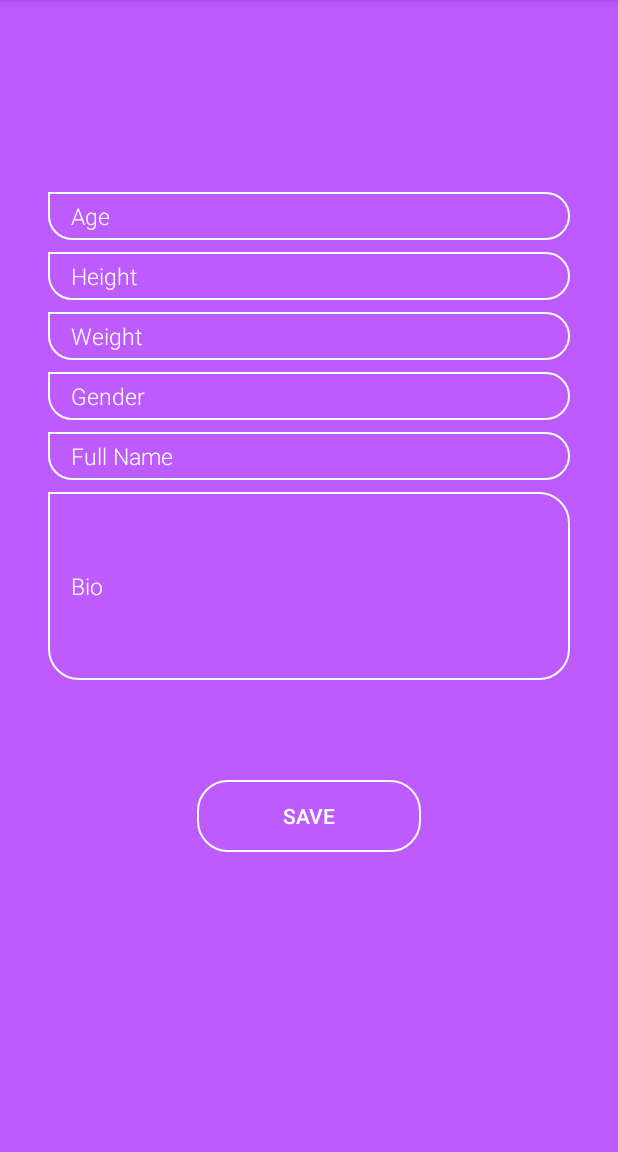
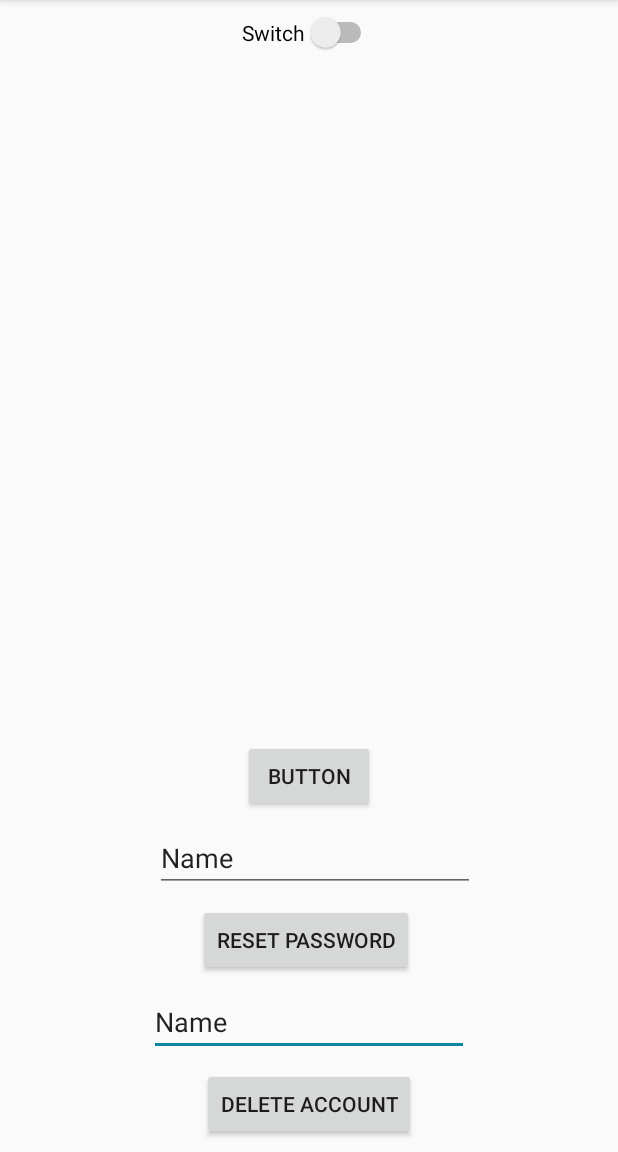
Before and after one commit to forklifters/WorkClout, an Android app: the SetupProfile screen opened directly, with no data from a screen before it, after a tap on "SAVE", on a phone screen of 412 x 824 dp, the part 84-1236 px from its top. Run offline under Robolectric (Android 15) with nearby library versions, the phone set to English and light mode, and no system bars; our stand-ins replace Firebase (no records; nobody signed in at launch, a user with empty details on screens opened directly); 2 statements that could not run were skipped.

Commit message:
profile page and settings page

```diff
--- a/app/build.gradle
+++ b/app/build.gradle
@@ -45,6 +45,8 @@ dependencies {
     androidTestImplementation 'com.android.support.test:runner:1.0.2'
     androidTestImplementation 'com.android.support.test:rules:1.0.2'
     androidTestImplementation 'com.android.support.test.espresso:espresso-core:3.0.2'
+
+
 }
 
 apply plugin: 'com.google.gms.google-services'
--- a/app/src/main/AndroidManifest.xml
+++ b/app/src/main/AndroidManifest.xml
@@ -13,6 +13,10 @@
         android:roundIcon="@mipmap/ic_launcher_round"
         android:supportsRtl="true"
         android:theme="@style/AppTheme">
+        <activity android:name=".CreateYourChallenges"></activity>
+        <activity android:name=".CoachTab" />
+        <activity android:name=".CreateChallenge" />
+        <activity android:name=".Settings" />
         <activity android:name=".ForgotPassword" />
         <activity android:name=".SetupProfile" />
         <activity android:name=".Registration" />
--- a/app/src/main/java/com/example/workclout/Registration.java
+++ b/app/src/main/java/com/example/workclout/Registration.java
@@ -31,7 +31,7 @@ public class Registration extends AppCompatActivity {
     private String emailInput2, passWordInput2, loginType;
     private Button register2;
     private CheckBox coachCheck;
-
+    private DocumentReference setUPRef;
     private FirebaseFirestore mFirestore;
 
 
@@ -86,7 +86,7 @@ public class Registration extends AppCompatActivity {
                     dataToAdd.put("email", emailInput2);
                     dataToAdd.put("password", passWordInput2);
                     dataToAdd.put("username", UId);
-                    dataToAdd.put("full name", null);
+                    dataToAdd.put("Name", null);
                     dataToAdd.put("bio", null);
                     dataToAdd.put("gender", null);
                     dataToAdd.put("age", null );
--- /dev/null
+++ b/app/src/main/java/com/example/workclout/Settings.java
@@ -0,0 +1,183 @@
+package com.example.workclout;
+
+import android.content.Intent;
+import android.support.annotation.NonNull;
+import android.support.v7.app.AppCompatActivity;
+import android.os.Bundle;
+import android.support.v7.app.AppCompatDelegate;
+import android.view.View;
+import android.widget.Button;
+import android.widget.CompoundButton;
+import android.widget.EditText;
+import android.widget.Switch;
+import android.widget.Toast;
+
+import com.google.android.gms.tasks.OnCompleteListener;
+import com.google.android.gms.tasks.OnSuccessListener;
+import com.google.android.gms.tasks.Task;
+import com.google.firebase.firestore.DocumentReference;
+import com.google.firebase.firestore.DocumentSnapshot;
+import com.google.firebase.firestore.FieldValue;
+import com.google.firebase.firestore.FirebaseFirestore;
+
+import java.util.HashMap;
+import java.util.Map;
+
+
+public class Settings extends AppCompatActivity {
+    private String UId, loginType, resetPassWordVal, resetEmailVal;
+    private String databaseBio, databaseName, databaseAge, databasePassword, databaseHeight, databaseWeight, databaseGender;
+    private EditText resetPassWordInput, resetEmailInput;
+    private Button resetPassWord, deleteAccount, resetEmail;
+    private Switch nightmode;
+    private FirebaseFirestore firestoreoreupdate;
+    private DocumentReference setUPRef;
+    private DocumentReference setUPRef2;
+
+    @Override
+    protected void onCreate(Bundle savedInstanceState) {
+        super.onCreate(savedInstanceState);
+        setContentView(R.layout.activity_settings);
+        Bundle getBundle = new Bundle();
+        getBundle = getIntent().getExtras();
+        UId = getBundle.getString("userID");
+        loginType = getBundle.getString("accountType");
+        setUpVairables();
+        Toast.makeText(Settings.this, "Your " + UId, Toast.LENGTH_SHORT).show();
+        Toast.makeText(Settings.this, "Your " + loginType, Toast.LENGTH_SHORT).show();
+        firestoreoreupdate = FirebaseFirestore.getInstance();
+        setUPRef = firestoreoreupdate.collection(loginType).document(UId);
+        //fuck me nothing fucking works
+
+        nightmode.setOnCheckedChangeListener(new CompoundButton.OnCheckedChangeListener() {
+            @Override
+            public void onCheckedChanged(CompoundButton buttonView, boolean isChecked) {
+                if(isChecked)
+                {
+                    getDelegate().setLocalNightMode(AppCompatDelegate.MODE_NIGHT_YES);
+                }
+                else
+                {
+                    getDelegate().setLocalNightMode(AppCompatDelegate.MODE_NIGHT_NO);
+                }
+            }
+        });
+
+        resetEmail.setOnClickListener(new View.OnClickListener() {
+            @Override
+            public void onClick(View v) {
+                setUPRef.get().addOnSuccessListener(new OnSuccessListener<DocumentSnapshot>() {
+                    @Override
+                    public void onSuccess(DocumentSnapshot documentSnapshot) {
+                        if (documentSnapshot.exists()) {
+                            databaseName = documentSnapshot.getString("Name");
+                            databaseBio = documentSnapshot.getString("bio");
+                            databaseGender = documentSnapshot.getString("gender");
+                            databaseAge = documentSnapshot.getString("age");
+                            databaseHeight = documentSnapshot.getString("height");
+                            databaseWeight = documentSnapshot.getString("weight");
+                            databasePassword = documentSnapshot.getString("password");
+
+                        }
+                        else
+                        {
+                            Toast.makeText(Settings.this, "Your fucked", Toast.LENGTH_SHORT).show();
+                        }
+                    }
+                });
+                Map<String, String> dataToAdd = new HashMap<>();
+
+                dataToAdd.put("email", null);
+                dataToAdd.put("password", databasePassword);
+                dataToAdd.put("username", null);
+                dataToAdd.put("full name", databaseName);
+                dataToAdd.put("bio", databaseBio);
+                dataToAdd.put("gender", databaseGender);
+                dataToAdd.put("age", databaseAge);
+                dataToAdd.put("height", databaseHeight);
+                dataToAdd.put("weight", databaseWeight);
+
+
+                //fix input to email
+                resetEmailVal = resetEmailInput.getText().toString().trim();
+                setUPRef2 = firestoreoreupdate.collection(loginType).document((createUserId(resetEmailVal)));
+                setUPRef2.set(dataToAdd)
+                        .addOnCompleteListener(new OnCompleteListener<Void>() {
+                            @Override
+                            public void onComplete(@NonNull Task<Void> task) {
+                                setUPRef2.update("email", resetEmailVal);
+                                setUPRef2.update("username", createUserId(resetEmailVal));
+                                setUPRef2.update("password", databasePassword);
+                                setUPRef2.update("full name", databaseName);
+                                setUPRef2.update("bio", databaseBio);
+                                setUPRef2.update("gender", databaseGender);
+                                setUPRef2.update("age", databaseAge);
+                                setUPRef2.update("height", databaseHeight);
+                                setUPRef2.update("weight", databaseWeight);
+
+
+                            }
+                        });
+                setUPRef.delete();
+                setUPRef = setUPRef2;
+
+
+            }
+        });
+
+        resetPassWord.setOnClickListener(new View.OnClickListener() {
+            @Override
+            public void onClick(View v) {
+                resetPassWordVal = resetPassWordInput.getText().toString().trim();
+                setUPRef.update("password", resetPassWordVal);
+
+            }
+        });
+
+
+        deleteAccount.setOnClickListener(new View.OnClickListener() {
+            @Override
+            public void onClick(View v) {
+                deleteAccount();
+                Intent homepage = new Intent(Settings.this, LoginActivity.class);
+                startActivity(homepage);
+
+            }
+        });
+    }
+
+    public void setUpVairables() {
+        nightmode=(Switch) findViewById(R.id.switchID);
+        resetPassWord = (Button) findViewById(R.id.ResetPassWordID);
+        resetEmail = (Button) findViewById(R.id.ResetEmailID);
+        deleteAccount = (Button) findViewById(R.id.DeleteID);
+        resetPassWordInput = (EditText) findViewById(R.id.resetPassWordInfo);
+        resetEmailInput = (EditText) findViewById(R.id.resetEmailInfo);
+    }
+
+    public void deleteAccount() {
+        setUPRef.update("email", FieldValue.delete());
+        setUPRef.update("password", FieldValue.delete());
+        setUPRef.update("username", FieldValue.delete());
+        setUPRef.update("full name", FieldValue.delete());
+        setUPRef.update("bio", FieldValue.delete());
+        setUPRef.update("gender", FieldValue.delete());
+        setUPRef.update("age", FieldValue.delete());
+        setUPRef.update("height", FieldValue.delete());
+        setUPRef.update("weight", FieldValue.delete());
+        setUPRef.delete();
+    }
+
+    private String createUserId(String email) {
+        String UId;
+        UId = email.substring(0, email.indexOf("@")).toLowerCase();  //trims part of email
+        int digit = email.substring(email.indexOf("@") + 1, email.length()).length(); //number of chars after the @
+        UId = UId + digit;     //adds two parts together
+
+        return UId;
+
+
+    }
+
+
+}
--- a/app/src/main/java/com/example/workclout/SetupProfile.java
+++ b/app/src/main/java/com/example/workclout/SetupProfile.java
@@ -14,6 +14,7 @@ import com.google.android.gms.tasks.OnCompleteListener;
 import com.google.android.gms.tasks.OnSuccessListener;
 import com.google.android.gms.tasks.Task;
 import com.google.firebase.firestore.DocumentReference;
+import com.google.firebase.firestore.DocumentSnapshot;
 import com.google.firebase.firestore.FirebaseFirestore;
 import com.google.firebase.firestore.SetOptions;
 
@@ -24,11 +25,11 @@ import java.util.Map;
 public class SetupProfile extends AppCompatActivity {
     private EditText bio, weight, height, gender, fullName, age;
     private Button setup;
-    private String bioInput, fullNameInput, ageInput, heightInput, weightInput, loginType, UID,genderInput;
+    private String bioInput, fullNameInput, ageInput, heightInput, weightInput, loginType, UId,genderInput;
+    private String databaseBio, databaseName,databaseAge,databaseHeight,databaseWeight,databaseGender;
     private FirebaseFirestore firestoreoreupdate;
     private DocumentReference setUPRef;
 
-    //private DatabaseReference profileUserID;
 
 
     @Override
@@ -36,6 +37,8 @@ public class SetupProfile extends AppCompatActivity {
         super.onCreate(savedInstanceState);
         setContentView(R.layout.activity_setup_profile);
         firestoreoreupdate = FirebaseFirestore.getInstance();
+
+
 
         bio = (EditText) findViewById(R.id.BioId);
         age = (EditText) findViewById(R.id.AgeID);
@@ -46,8 +49,9 @@ public class SetupProfile extends AppCompatActivity {
         setup = (Button) findViewById(R.id.ProfileID);
         Bundle getBundle= new Bundle();
         getBundle=getIntent().getExtras();
-        UID =getBundle.getString("userID");
+        UId =getBundle.getString("userID");
         loginType=getBundle.getString("accountType");
+        setUPRef = firestoreoreupdate.collection(loginType).document(UId);
 
         setup.setOnClickListener(new View.OnClickListener() {
             @Override
@@ -58,18 +62,31 @@ public class SetupProfile extends AppCompatActivity {
                 heightInput=height.getText().toString().trim();
                 weightInput =weight.getText().toString().trim();
                 genderInput=gender.getText().toString().trim();
+                setUPRef.get().addOnSuccessListener(new OnSuccessListener<DocumentSnapshot>() {
+                    @Override
+                    public void onSuccess(DocumentSnapshot documentSnapshot) {
+                        databaseName = documentSnapshot.getString("Name");
+                        databaseBio = documentSnapshot.getString("bio");
+                        databaseGender = documentSnapshot.getString("gender");
+                        databaseAge = documentSnapshot.getString("age");
+                        databaseHeight = documentSnapshot.getString("height");
+                        databaseWeight = documentSnapshot.getString("weight");
+                        fullName.setHint(databaseName);
+                        bio.setHint(databaseBio);
+                        gender.setHint(databaseGender);
+                        age.setHint(databaseAge);
+                        height.setHint(databaseName);
+                        weight.setHint(databaseName);
 
-
-
-                Map<String, String> dataToUpdate = new HashMap<>();
-                dataToUpdate.put("full name",fullNameInput);
-                dataToUpdate.put("bio",bioInput);
-                dataToUpdate.put("gender", genderInput);
-                dataToUpdate.put("age" ,ageInput);
-                dataToUpdate.put("height" ,heightInput);
-                dataToUpdate.put("weight" ,weightInput);
+                    }
+                });
 
                 update();
+                Intent loginSuccess = new Intent(SetupProfile.this, Settings.class);
+                loginSuccess.putExtra("userID", UId);
+                loginSuccess.putExtra("accountType", loginType);
+                startActivity(loginSuccess);
+
 
 
 
@@ -79,7 +96,6 @@ public class SetupProfile extends AppCompatActivity {
 
     }
                 public void update() {
-                    setUPRef = firestoreoreupdate.collection(loginType).document(UID);
                     setUPRef.update("Name", fullNameInput);
                     setUPRef.update("bio", bioInput);
                     setUPRef.update("gender", genderInput);
@@ -90,4 +106,13 @@ public class SetupProfile extends AppCompatActivity {
 
 
                 }
+
+
+                public void move()
+                {
+                    Intent testing = new Intent(SetupProfile.this, Settings.class);
+                    testing.putExtra("userID", UId);
+                    testing.putExtra("accountType", loginType);
+                    startActivity(testing);
+                }
 }
--- /dev/null
+++ b/app/src/main/res/layout/activity_settings.xml
@@ -0,0 +1,86 @@
+<?xml version="1.0" encoding="utf-8"?>
+<android.support.constraint.ConstraintLayout xmlns:android="http://schemas.android.com/apk/res/android"
+    xmlns:app="http://schemas.android.com/apk/res-auto"
+    xmlns:tools="http://schemas.android.com/tools"
+    android:layout_width="match_parent"
+    android:layout_height="match_parent"
+    tools:context=".Settings">
+
+    <Button
+        android:id="@+id/ResetPassWordID"
+        android:layout_width="wrap_content"
+        android:layout_height="wrap_content"
+        android:layout_marginStart="8dp"
+        android:layout_marginEnd="8dp"
+        android:layout_marginBottom="8dp"
+        android:text="Reset Password"
+        app:layout_constraintBottom_toTopOf="@+id/resetPassWordInfo"
+        app:layout_constraintEnd_toEndOf="parent"
+        app:layout_constraintHorizontal_bias="0.492"
+        app:layout_constraintStart_toStartOf="parent" />
+
+    <Button
+        android:id="@+id/DeleteID"
+        android:layout_width="wrap_content"
+        android:layout_height="wrap_content"
+        android:layout_marginStart="8dp"
+        android:layout_marginEnd="8dp"
+        android:layout_marginBottom="8dp"
+        android:text="Delete Account"
+        app:layout_constraintBottom_toBottomOf="parent"
+        app:layout_constraintEnd_toEndOf="parent"
+        app:layout_constraintStart_toStartOf="parent" />
+
+    <EditText
+        android:id="@+id/resetPassWordInfo"
+        android:layout_width="wrap_content"
+        android:layout_height="wrap_content"
+        android:layout_marginStart="8dp"
+        android:layout_marginEnd="8dp"
+        android:layout_marginBottom="8dp"
+        android:ems="10"
+        android:inputType="textPersonName"
+        android:text="Name"
+        app:layout_constraintBottom_toTopOf="@+id/DeleteID"
+        app:layout_constraintEnd_toEndOf="parent"
+        app:layout_constraintStart_toStartOf="parent" />
+
+    <EditText
+        android:id="@+id/resetEmailInfo"
+        android:layout_width="wrap_content"
+        android:layout_height="wrap_content"
+        android:layout_marginStart="16dp"
+        android:layout_marginEnd="8dp"
+        android:layout_marginBottom="8dp"
+        android:ems="10"
+        android:inputType="textPersonName"
+        android:text="Name"
+        app:layout_constraintBottom_toTopOf="@+id/ResetPassWordID"
+        app:layout_constraintEnd_toEndOf="parent"
+        app:layout_constraintStart_toStartOf="parent" />
+
+    <Button
+        android:id="@+id/ResetEmailID"
+        android:layout_width="wrap_content"
+        android:layout_height="wrap_content"
+        android:layout_marginStart="8dp"
+        android:layout_marginEnd="8dp"
+        android:layout_marginBottom="8dp"
+        android:text="Button"
+        app:layout_constraintBottom_toTopOf="@+id/resetEmailInfo"
+        app:layout_constraintEnd_toEndOf="parent"
+        app:layout_constraintStart_toStartOf="parent" />
+
+    <Switch
+        android:id="@+id/switchID"
+        android:layout_width="wrap_content"
+        android:layout_height="wrap_content"
+        android:layout_marginStart="8dp"
+        android:layout_marginTop="8dp"
+        android:layout_marginEnd="8dp"
+        android:text="Switch"
+        app:layout_constraintEnd_toEndOf="parent"
+        app:layout_constraintStart_toStartOf="parent"
+        app:layout_constraintTop_toTopOf="parent" />
+
+</android.support.constraint.ConstraintLayout>
--- a/app/src/main/res/layout/activity_setup_profile.xml
+++ b/app/src/main/res/layout/activity_setup_profile.xml
@@ -17,10 +17,10 @@
         android:background="@drawable/et_bg"
         android:ems="10"
         android:fontFamily="sans-serif-light"
+        android:hint="Age "
         android:inputType="textPersonName"
         android:paddingLeft="15dp"
         android:paddingRight="15dp"
-        android:text="Age"
         android:textColor="@color/white"
         android:textSize="15sp" />
 
@@ -35,10 +35,10 @@
         android:background="@drawable/et_bg"
         android:ems="10"
         android:fontFamily="sans-serif-light"
+        android:hint="Height "
         android:inputType="textPersonName"
         android:paddingLeft="15dp"
         android:paddingRight="15dp"
-        android:text="Height"
         android:textColor="@color/white"
         android:textSize="15sp" />
 
@@ -53,66 +53,66 @@
         android:background="@drawable/et_bg"
         android:ems="10"
         android:fontFamily="sans-serif-light"
+        android:hint="Weight "
         android:inputType="textPersonName"
         android:paddingLeft="15dp"
         android:paddingRight="15dp"
-        android:text="Weight"
         android:textColor="@color/white"
         android:textSize="15sp" />
 
     <EditText
         android:id="@+id/GenderID"
-        android:background="@drawable/et_bg"
         android:layout_width="600dp"
         android:layout_height="32dp"
         android:layout_marginStart="32dp"
+        android:layout_marginTop="248dp"
         android:layout_marginEnd="32dp"
         android:layout_marginBottom="8dp"
-        android:layout_marginTop="248dp"
+        android:background="@drawable/et_bg"
+        android:ems="10"
+        android:fontFamily="sans-serif-light"
+        android:hint="Gender "
+        android:inputType="textPersonName"
         android:paddingLeft="15dp"
         android:paddingRight="15dp"
-        android:ems="10"
-        android:fontFamily="sans-serif-light"
-        android:inputType="textPersonName"
-        android:text="Gender"
-        android:textSize="15sp"
-        android:textColor="@color/white"/>
+        android:textColor="@color/white"
+        android:textSize="15sp" />
 
     <EditText
         android:id="@+id/FullNameID"
-        android:background="@drawable/et_bg"
         android:layout_width="600dp"
         android:layout_height="32dp"
         android:layout_marginStart="32dp"
+        android:layout_marginTop="288dp"
         android:layout_marginEnd="32dp"
         android:layout_marginBottom="8dp"
-        android:layout_marginTop="288dp"
+        android:background="@drawable/et_bg"
+        android:ems="10"
+        android:fontFamily="sans-serif-light"
+        android:hint="Full Name "
+        android:inputType="textPersonName"
         android:paddingLeft="15dp"
         android:paddingRight="15dp"
-        android:ems="10"
-        android:fontFamily="sans-serif-light"
-        android:inputType="textPersonName"
-        android:text="Full Name"
-        android:textSize="15sp"
-        android:textColor="@color/white"/>
+        android:textColor="@color/white"
+        android:textSize="15sp" />
 
     <EditText
         android:id="@+id/BioId"
-        android:background="@drawable/et_bg"
         android:layout_width="600dp"
         android:layout_height="125dp"
         android:layout_marginStart="32dp"
+        android:layout_marginTop="328dp"
         android:layout_marginEnd="32dp"
         android:layout_marginBottom="8dp"
-        android:layout_marginTop="328dp"
+        android:background="@drawable/et_bg"
+        android:ems="10"
+        android:fontFamily="sans-serif-light"
+        android:hint="Bio "
+        android:inputType="textPersonName"
         android:paddingLeft="15dp"
         android:paddingRight="15dp"
-        android:ems="10"
-        android:fontFamily="sans-serif-light"
-        android:inputType="textPersonName"
-        android:text="Bio"
-        android:textSize="15sp"
-        android:textColor="@color/white"/>
+        android:textColor="@color/white"
+        android:textSize="15sp" />
 
     <!--Can't decide how to fill space between information
         the save button help-->
--- a/app/src/main/res/values/styles.xml
+++ b/app/src/main/res/values/styles.xml
@@ -1,7 +1,7 @@
 <resources>
 
     <!-- Base application theme. -->
-    <style name="AppTheme" parent="Theme.AppCompat.Light.DarkActionBar">
+    <style name="AppTheme" parent="Theme.AppCompat.DayNight.DarkActionBar">
         <!-- Customize your theme here. -->
         <item name="colorPrimary">@color/colorPrimary</item>
         <item name="colorPrimaryDark">@color/colorPrimaryDark</item>
--- a/build.gradle
+++ b/build.gradle
@@ -19,6 +19,7 @@ allprojects {
         google()
         jcenter()
 
+
     }
 }
 
```
Also changed, not shown: app/src/main/java/com/example/workclout/CoachTab.java (added, +61 -0 lines), app/src/main/java/com/example/workclout/CreateChallenge.java (added, +13 -0 lines), app/src/main/java/com/example/workclout/CreateYourChallenges.java (added, +13 -0 lines), app/src/main/java/com/example/workclout/LoginActivity.java (+1 -9 lines), app/src/main/res/layout/activity_coach_tab.xml (added, +72 -0 lines), app/src/main/res/layout/activity_create_challenge.xml (added, +9 -0 lines), app/src/main/res/layout/activity_create_your_challenges.xml (added, +103 -0 lines).
